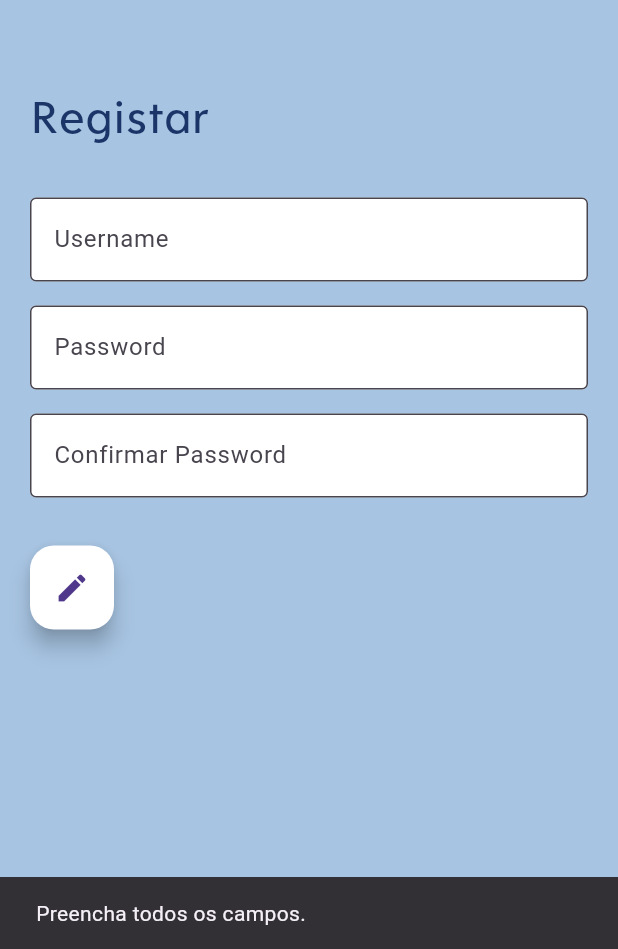
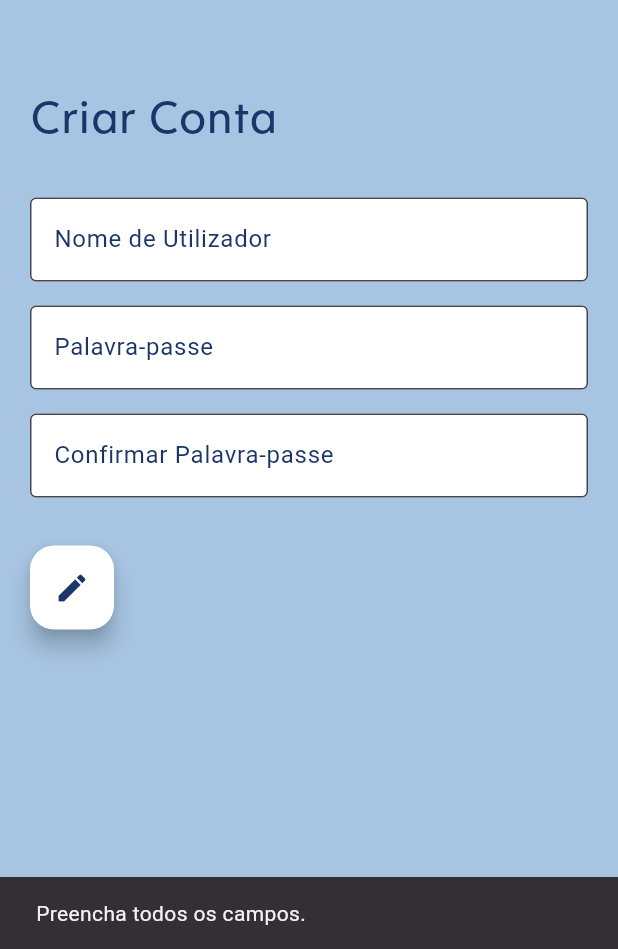
Before and after one commit to CarlosWS25/lab_projeto_final, a Flutter app: the RegistarScreen screen opened directly, after a tap on the "create" icon, on a phone screen of 412 x 824 dp, the part 287-1236 px from its top. Run offline on Flutter 3.47's test engine with Material 3 defaults, Android fonts, the light colour scheme and no system bars; our stand-ins replace device_info_plus.

Commit message:
Alguns fix de Frontend

```diff
--- a/dosewise/lib/screens/page_mainmenu.dart
+++ b/dosewise/lib/screens/page_mainmenu.dart
@@ -10,6 +10,7 @@ import "package:dosewise/screens/screen_alertaamigo.dart";
 class PageMainMenu extends StatelessWidget {
   const PageMainMenu({super.key});
 
+  //Frontend da página do menu principal
   @override
   Widget build(BuildContext context) {
     return Stack(
@@ -25,6 +26,7 @@ class PageMainMenu extends StatelessWidget {
               color:Color(0xFF1B3568),)
           ),
         ),
+
 // Botão Ajudar
         Positioned(
           bottom: 400,
@@ -57,6 +59,7 @@ class PageMainMenu extends StatelessWidget {
             ),
           ),
         ),
+
 // Botão Ajudar Convidado
         Positioned(
           bottom: 400,
@@ -89,6 +92,7 @@ class PageMainMenu extends StatelessWidget {
             ),
           ),
         ),
+
 // Botão Alarme
         Positioned(
           bottom: 250,
@@ -121,6 +125,7 @@ class PageMainMenu extends StatelessWidget {
             ),
           ),
         ),
+
 // Botão Alerta Amigo
         Positioned(
           bottom: 250,
--- a/dosewise/lib/screens/screen_load.dart
+++ b/dosewise/lib/screens/screen_load.dart
@@ -1,5 +1,5 @@
 import "package:flutter/material.dart";
-import "screen_profile.dart";
+import "screen_inicial.dart";
 
 
 class SplashScreen extends StatefulWidget {
@@ -16,7 +16,7 @@ class SplashScreenState extends State<SplashScreen> {
       Future.delayed(Duration(seconds: 5), () {
         Navigator.pushReplacement(
           context,
-          MaterialPageRoute(builder: (context) => const ScreenProfile()),
+          MaterialPageRoute(builder: (context) => const ScreenInicial()),
         );
       });
     });
--- a/dosewise/lib/screens/screen_login.dart
+++ b/dosewise/lib/screens/screen_login.dart
@@ -1,9 +1,9 @@
 import "dart:convert";
-import "dart:io";
 import "package:flutter/material.dart";
 import "package:http/http.dart" as http;
 import "package:dosewise/screens/home_screen.dart";
 import "package:dosewise/veri_device.dart";
+
 
 class ScreenLogin extends StatefulWidget {
   const ScreenLogin({super.key});
@@ -87,7 +87,9 @@ class ScreenLoginState extends State<ScreenLogin> {
                 mainAxisSize: MainAxisSize.min,
                 crossAxisAlignment: CrossAxisAlignment.start,
                 children: [
-                  Text("Login",
+
+//Título da Tela de Login
+                  Text("Iniciar Sessao",
                     style: TextStyle(
                       fontFamily: "Fontspring-DEMO-clarikaprogeo-md",
                       fontSize: 32,
@@ -95,41 +97,48 @@ class ScreenLoginState extends State<ScreenLogin> {
                     ),
                   ),
                   const SizedBox(height: 32),
+
 //Campo Username de Login
                   TextField(
+                    controller: usernameController,
                     showCursor: false,
-                    controller: usernameController,
                     decoration: const InputDecoration(
                       filled: true,
                       fillColor: Colors.white,
                       border: OutlineInputBorder(),
-                      hintText: "Username",
+                      hintText: "Nome de Utilizador",
+                      hintStyle: TextStyle(color:Color(0xFF1B3568)),
                     ),
+                    style: TextStyle(color:Color(0xFF1B3568)),
                   ),
                   const SizedBox(height: 16),
+
 //Campo Password de Login
                   TextField(
+                    controller: passwordController,
                     showCursor: false,
-                    controller: passwordController,
                     obscureText: true,
                     obscuringCharacter: "*",
                     decoration: const InputDecoration(
                       filled: true,
                       fillColor: Colors.white,
                       border: OutlineInputBorder(),
-                      hintText: "Password",
+                      hintText: "Palavra-passe",
+                      hintStyle: TextStyle(color:Color(0xFF1B3568)),
                     ),
+                    style: TextStyle(color:Color(0xFF1B3568)),
                   ),
                   const SizedBox(height: 32),
+
 //Botão Entrar na Conta
                   FloatingActionButton(
                     heroTag: "botao_entrar_conta",
                     onPressed: () async {
                       print("Botão Entrar pressionado!");
-                      final uri = await makeApiUri('/utilizador/registar');
+                      final uri = await makeApiUri("/utilizador/registar");
                       await fazerLogin();
-
                     },
+                    foregroundColor: const Color(0xFF1B3568),
                     backgroundColor: const Color.fromARGB(255, 255, 255, 255),
                     child: const Icon(Icons.login),
                   )
--- a/dosewise/lib/screens/screen_registar.dart
+++ b/dosewise/lib/screens/screen_registar.dart
@@ -1,9 +1,6 @@
-import "dart:convert";
-import "dart:io";
 import "package:flutter/material.dart";
-import "package:http/http.dart" as http;
 import "package:dosewise/screens/screen_endregistar.dart";
-import "package:dosewise/veri_device.dart";
+
 
 class RegistarScreen extends StatefulWidget {
   const RegistarScreen({super.key});
@@ -13,18 +10,19 @@ class RegistarScreen extends StatefulWidget {
 }
 
 class RegistarScreenState extends State<RegistarScreen> {
-  //Capturadores dos dados dos TextFields
+  //Controllers que capturam os dados dos TextFields
   final TextEditingController usernameController = TextEditingController();
   final TextEditingController passwordController = TextEditingController();
   final TextEditingController confirmarPasswordController = TextEditingController();
 
 
-
-  void confirmarCampos(){
+  //Função que inicia o registo do utilizador
+  void iniciarRegisto(){
   final username = usernameController.text.trim();
   final password = passwordController.text.trim();
   final confirmarPassword = confirmarPasswordController.text.trim();
 
+  //Validação dos campos
   if (username.isEmpty || password.isEmpty || confirmarPassword.isEmpty) {
     ScaffoldMessenger.of(context).showSnackBar(
       const SnackBar(content: Text("Preencha todos os campos.")),
@@ -54,6 +52,7 @@ class RegistarScreenState extends State<RegistarScreen> {
       backgroundColor: const Color(0xFFA7C4E2),
       body: Stack(
         children: [
+
           //Logo Dosewise
           Positioned(
             top: 50,
@@ -74,7 +73,9 @@ class RegistarScreenState extends State<RegistarScreen> {
                 crossAxisAlignment: CrossAxisAlignment.start,
                 children: [
                   const SizedBox(height: 32),
-                  Text("Registar",
+
+                  //Título Registar
+                  Text("Criar Conta",
                     style: TextStyle(
                       fontFamily: "Fontspring-DEMO-clarikaprogeo-md",
                       fontSize: 32,
@@ -82,6 +83,7 @@ class RegistarScreenState extends State<RegistarScreen> {
                     ),
                   ),
                   const SizedBox(height: 32),
+
                   //Campo de Registar Username
                   TextField(
                     controller: usernameController,
@@ -90,10 +92,13 @@ class RegistarScreenState extends State<RegistarScreen> {
                       filled: true,
                       fillColor: Colors.white,
                       border: OutlineInputBorder(),
-                      hintText: "Username",
+                      hintText: "Nome de Utilizador",
+                      hintStyle: TextStyle(color:Color(0xFF1B3568)),
                     ),
+                    style: TextStyle(color:Color(0xFF1B3568)),
                   ),
                   const SizedBox(height: 16),
+
                   //Campo de Registar Password
                   TextField(
                     controller: passwordController,
@@ -104,10 +109,13 @@ class RegistarScreenState extends State<RegistarScreen> {
                       filled: true,
                       fillColor: Colors.white,
                       border: OutlineInputBorder(),
-                      hintText: "Password",
+                      hintText: "Palavra-passe",
+                      hintStyle: TextStyle(color:Color(0xFF1B3568)),
                     ),
+                    style: TextStyle(color:Color(0xFF1B3568)),
                   ),
                   const SizedBox(height: 16),
+
                   //Campo de Registar Confirmar Password
                   TextField(
                     controller: confirmarPasswordController,
@@ -118,17 +126,21 @@ class RegistarScreenState extends State<RegistarScreen> {
                       filled: true,
                       fillColor: Colors.white,
                       border: OutlineInputBorder(),
-                      hintText: "Confirmar Password",
+                      hintText: "Confirmar Palavra-passe",
+                      hintStyle: TextStyle(color:Color(0xFF1B3568)),
                     ),
+                    style: TextStyle(color:Color(0xFF1B3568)),
                   ),
                   const SizedBox(height: 32),
+
                   //Botão Registar Utilizador
                   FloatingActionButton(
                     heroTag: "registar_utilizador_conta",
                     onPressed: () async {
                       print("Botão Registar pressionado!");
-                      confirmarCampos();
+                      iniciarRegisto();
                     },
+                    foregroundColor: const Color(0xFF1B3568),
                     backgroundColor: const Color.fromARGB(255, 255, 255, 255),
                     child: const Icon(Icons.create),
                   )
--- a/dosewise/pubspec.yaml
+++ b/dosewise/pubspec.yaml
@@ -32,6 +32,8 @@ dependencies:
     sdk: flutter
   http: ^1.3.0
   device_info_plus: ^9.1.0
+  shared_preferences: ^2.2.2
+  provider: ^6.0.0
 
 
   # The following adds the Cupertino Icons font to your application.
```
Also changed, not shown: dosewise/lib/screens/home_screen.dart (+6 -1 lines), dosewise/lib/screens/screen_alertaamigo.dart (+13 -3 lines), dosewise/lib/screens/screen_endregistar.dart (+33 -11 lines), dosewise/lib/screens/screen_inicial.dart (added, +106 -0 lines), dosewise/lib/screens/screen_profile.dart (deleted, +0 -103 lines), dosewise/lib/veri_device.dart (+5 -5 lines), dosewise/pubspec.lock. Lines whose indentation alone changed are shown as unchanged.
